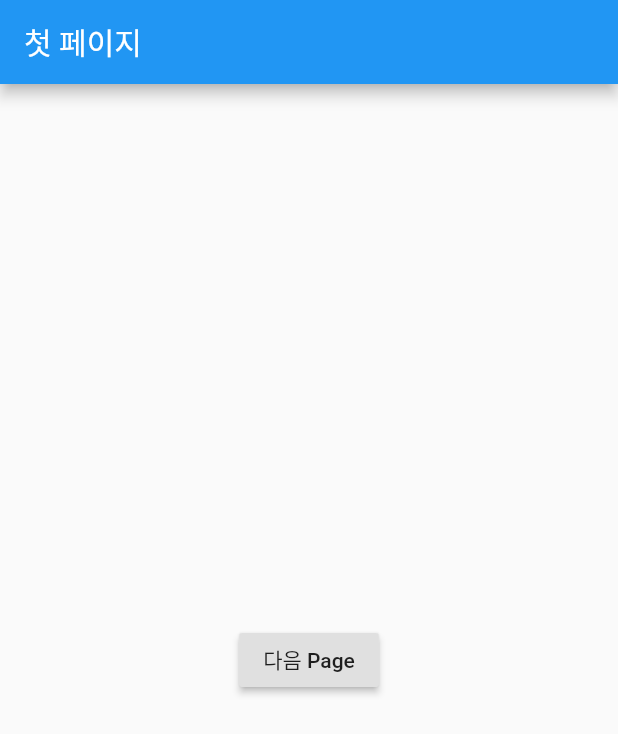
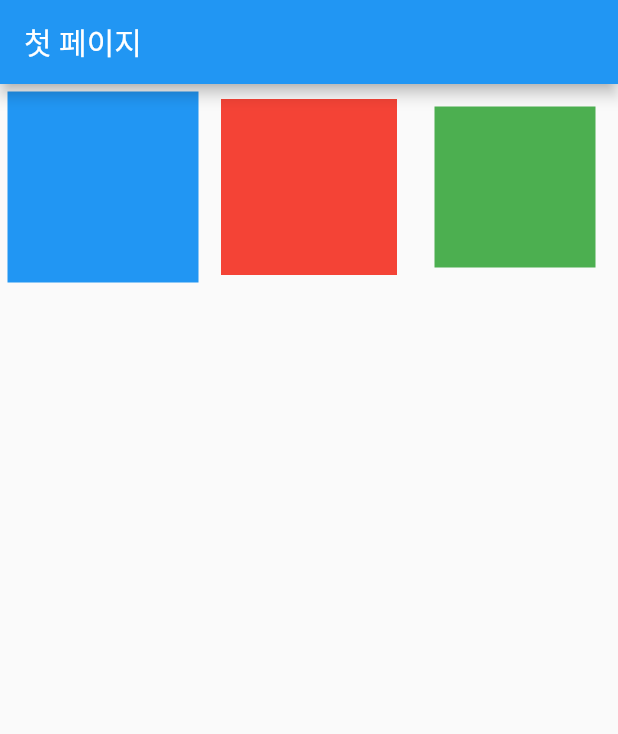
Before and after one commit to gyeongseokKang/flutter_tutorial, a Flutter app: the screen it shows after launch, on a phone screen of 412 x 824 dp. Shown: the top 734 px of the screen. Run offline on Flutter 3.47's test engine with Material 2 defaults, Android fonts, the phone set to English and light mode, and no system bars.

Commit message:
[Tutorial] #10 padding 3 type

```diff
--- a/lib/main.dart
+++ b/lib/main.dart
@@ -24,14 +24,35 @@ class FirstPage extends StatelessWidget{
         title: Text("첫 페이지"),
       ),
       body: Center(
-        child: RaisedButton(
-          child: Text('다음 Page'),
-          onPressed: (){
-            Navigator.push(
-              context,
-              MaterialPageRoute(builder: (context)=>SecondPage()),
-            );
-          },
+        child: GridView.count(crossAxisCount: 3,
+          children: <Widget>[
+            Padding(
+              padding: EdgeInsets.fromLTRB(5, 5, 5, 5),
+              child: Container(
+                padding: EdgeInsets.all(10.0),
+                color: Colors.blue,
+                width: 100,
+                height: 100,
+              ),
+            ),
+            Padding(
+              padding: EdgeInsets.all(10.0),
+              child: Container(
+                color: Colors.red,
+                width: 100,
+                height: 100,
+              ),
+            ),
+            Padding(
+              padding: EdgeInsetsDirectional.fromSTEB(15, 15, 15, 15),
+              child: Container(
+                color: Colors.green,
+                padding: EdgeInsets.all(10.0),
+                width: 100,
+                height: 100,
+              ),
+            )
+          ],
         ),
       )
   ,
```
